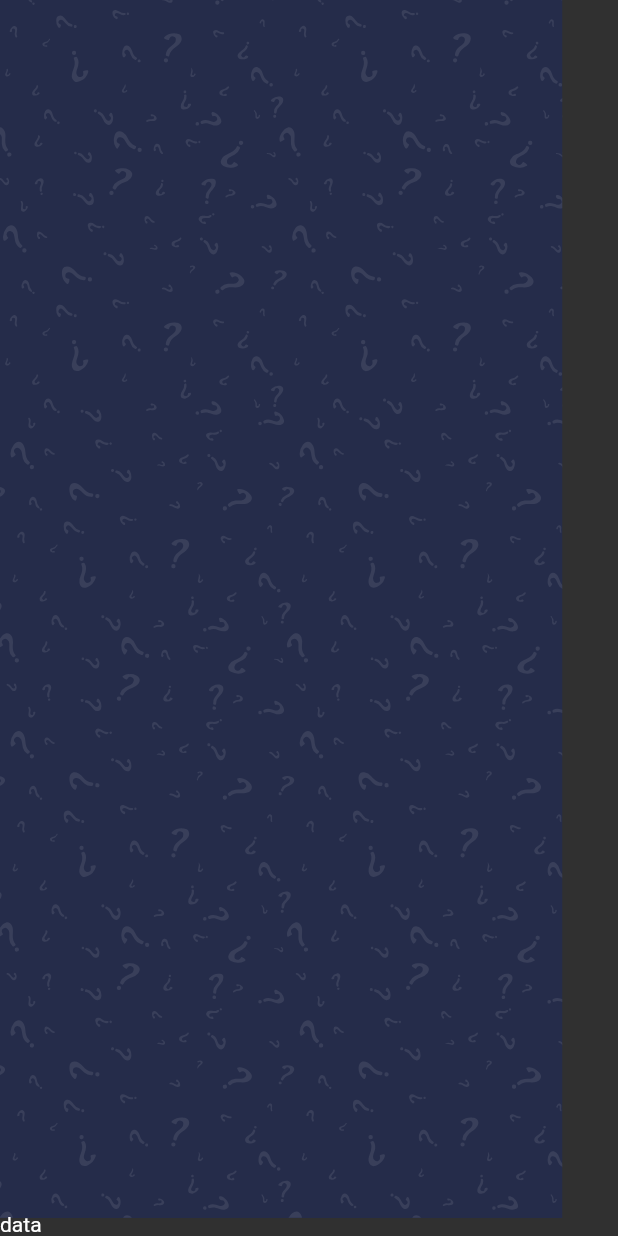
After one commit to soumyajitdas365/another_quiz_app, a Flutter app: the screen it shows after launch, on a phone screen of 412 x 824 dp. The commit adds this screen. Run offline on Flutter 3.47's test engine with Material 2 defaults, Android fonts, the phone set to English and light mode, and no system bars; our stand-ins replace flutter_svg, get.

Commit message:
Added final Score screen

```diff
--- a/lib/main.dart
+++ b/lib/main.dart
@@ -1,6 +1,7 @@
 // ignore_for_file: prefer_const_constructors
 
 import 'package:another_quiz/screens/questionscreen.dart';
+import 'package:another_quiz/screens/scorescreen.dart';
 import 'package:flutter/material.dart';
 
 void main() {
@@ -16,7 +17,7 @@ class QuizApp extends StatelessWidget {
       title: "Quiz App",
       theme: ThemeData.dark(),
       // themeMode: ThemeMode.dark,
-      home: QuestionScreen(),
+      home: ScoreScreen(),
     );
   }
 }
--- /dev/null
+++ b/lib/screens/scorescreen.dart
@@ -0,0 +1,26 @@
+import 'package:flutter/material.dart';
+import 'package:flutter_svg/flutter_svg.dart';
+
+class ScoreScreen extends StatelessWidget {
+  const ScoreScreen({Key? key}) : super(key: key);
+
+  @override
+  Widget build(BuildContext context) {
+    return Scaffold(
+      body: Stack(
+        children: [
+          SvgPicture.asset(
+            "assets/images/bg.svg",
+            fit: BoxFit.fill,
+          ),
+          Column(
+            children: [
+              Spacer(),
+              Text("data"),
+            ],
+          ),
+        ],
+      ),
+    );
+  }
+}
```
